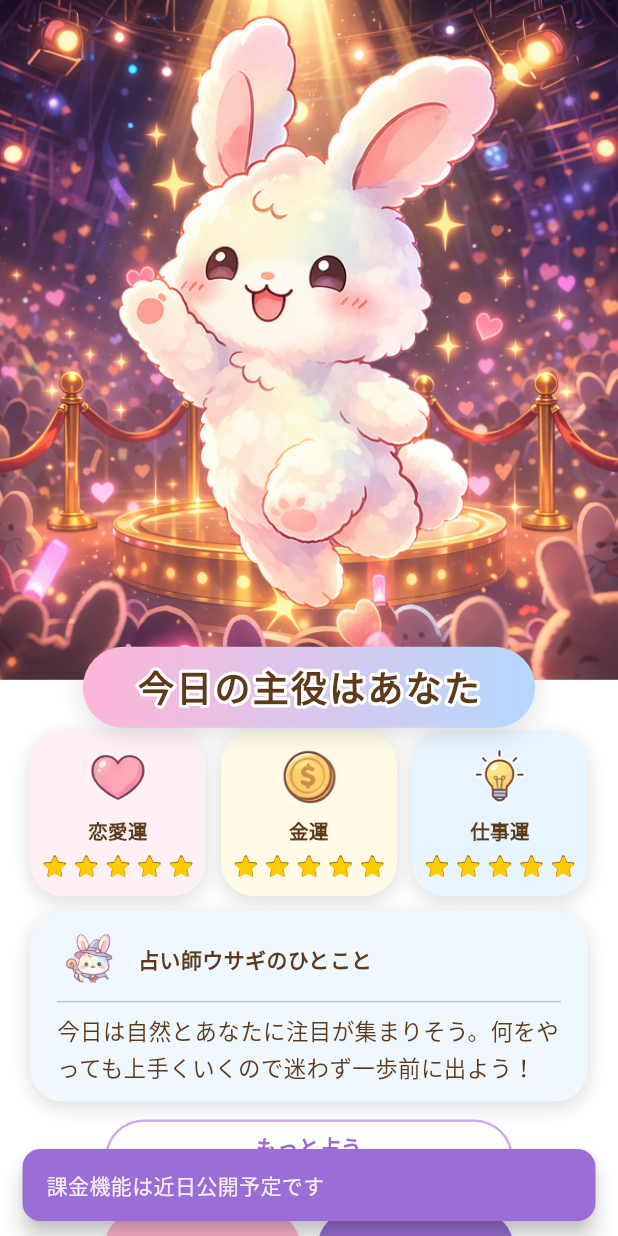
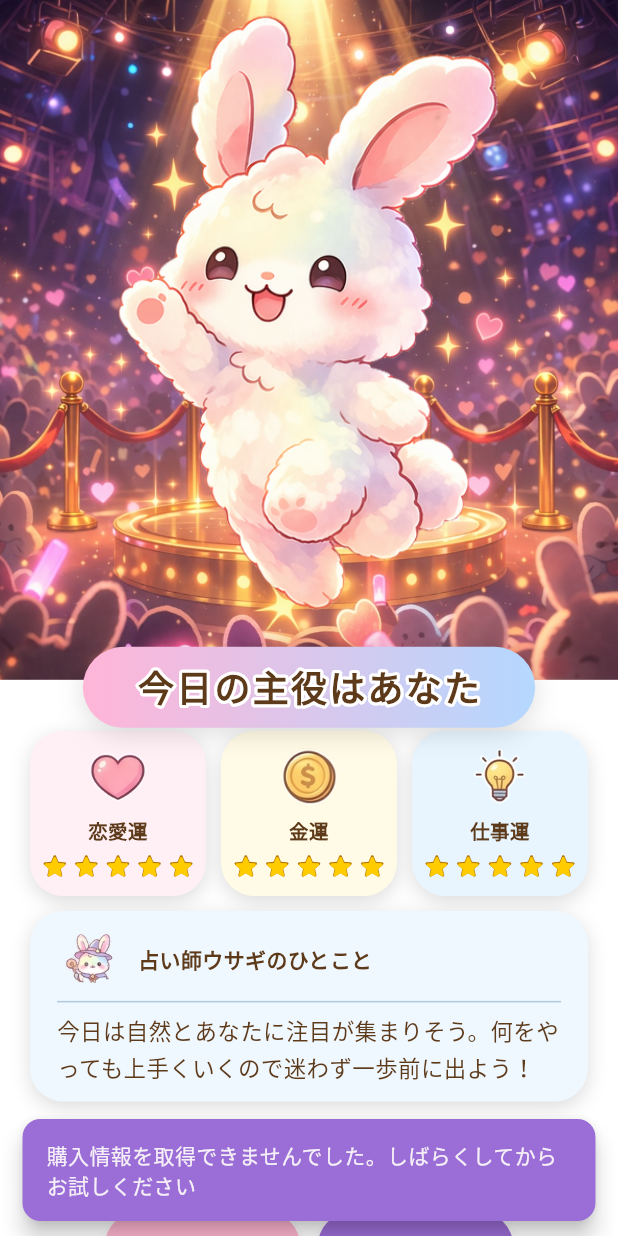
Before and after one commit to mino-works/simple-mirror, a Flutter app: the FortuneResultScreen screen opened directly, after a tap on "もっと占う", on a phone screen of 412 x 824 dp. Run offline on Flutter 3.47's test engine with Material 3 defaults, Android fonts, the phone set to English and light mode, and no system bars; our stand-ins replace camera, flutter_riverpod, in_app_purchase, in_app_review, permission_handler, shared_preferences; accounts and stored records are empty; Roboto replaces fonts that are missing (Hiragino Sans).

Commit message:
Fix IAP error handling, restore loop, and snackbar visibility; bump to 2.2.0
- Add try-catch to purchase() to prevent stuck loading state
- Handle canceled/pending purchase statuses explicitly
- Fix restore() infinite loading by adding 4s timeout fallback
- Show error messages in menu for restore/purchase failures
- Close drawer before showing snackbar so it's visible
- Localize /月 → per_month key for English support
- Update menu_premium_unavailable to generic error message

Co-Authored-By: Claude Sonnet 4.6 <noreply@anthropic.com>

```diff
--- a/lib/l10n/app_localizations.dart
+++ b/lib/l10n/app_localizations.dart
@@ -42,7 +42,7 @@ class AppLocalizations {
       // Menu
       'menu_premium': 'プレミアム',
       'menu_premium_desc': '占い無制限',
-      'menu_premium_unavailable': '課金機能は近日公開予定です',
+      'menu_premium_unavailable': '購入情報を取得できませんでした。しばらくしてからお試しください',
       'menu_language': '言語',
       'lang_ja': '日本語',
       'lang_en': 'English',
@@ -57,6 +57,7 @@ class AppLocalizations {
       'premium_loading': '処理中...',
       'premium_already': '無制限プラン加入中',
       'premium_active_badge': '無制限プラン',
+      'per_month': '/月',
       // Legal
       'menu_support': 'サポート',
       'menu_terms': '利用規約',
@@ -85,7 +86,7 @@ class AppLocalizations {
       'costume_dress': 'Dress',
       'menu_premium': 'Premium',
       'menu_premium_desc': 'Unlimited fortunes',
-      'menu_premium_unavailable': 'Purchase feature coming soon',
+      'menu_premium_unavailable': 'Could not load purchase info. Please try again later.',
       'menu_language': 'Language',
       'lang_ja': '日本語',
       'lang_en': 'English',
@@ -100,6 +101,7 @@ class AppLocalizations {
       'premium_loading': 'Processing...',
       'premium_already': 'Unlimited Plan Active',
       'premium_active_badge': 'Unlimited Plan',
+      'per_month': '/month',
       // Legal
       'menu_support': 'Support',
       'menu_terms': 'Terms of Service',
--- a/lib/screens/fortune_result_screen.dart
+++ b/lib/screens/fortune_result_screen.dart
@@ -580,7 +580,7 @@ class _UpgradePlanButton extends ConsumerWidget {
                   ),
                   Text(
                     iap.product != null
-                        ? '${l.get('plan_name')} ${iap.product!.price}/月'
+                        ? '${l.get('plan_name')} ${iap.product!.price}${l.get('per_month')}'
                         : l.get('plan_cta_sub'),
                     style: const TextStyle(fontSize: 11, fontWeight: FontWeight.w500),
                   ),
```
Also changed, not shown: lib/providers/iap_provider.dart (+17 -3 lines), lib/screens/menu_drawer.dart (+25 -1 lines).
